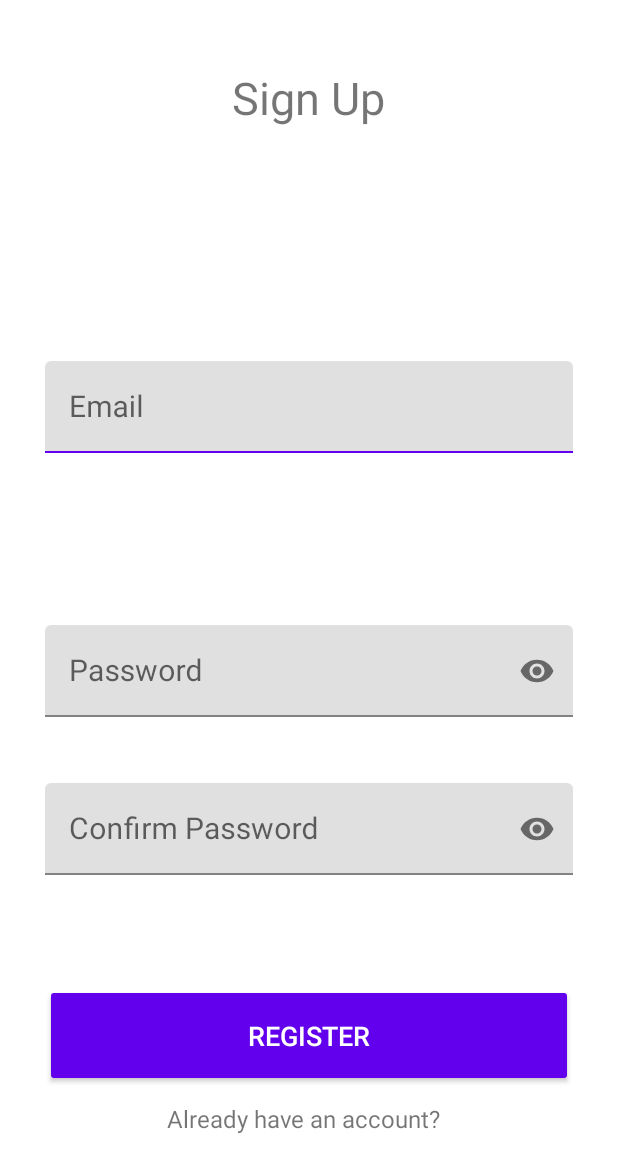
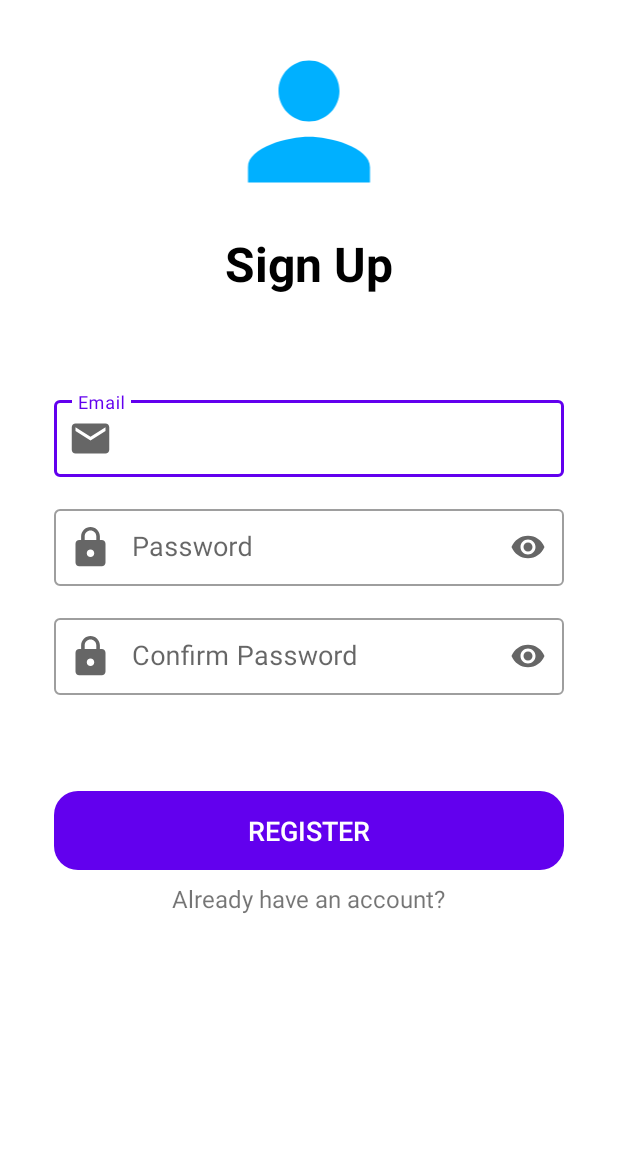
Before and after one commit to GowthamGoush/Email-App, an Android app: the screen it shows after launch (RegisterActivity), on a phone screen of 412 x 824 dp. Shown: the top 1172 px of the screen. Run offline under Robolectric (Android 15) with nearby library versions, the phone set to English and light mode, and no system bars; our stand-ins replace Firebase (no records; nobody signed in at launch, a user with empty details on screens opened directly).

Commit message:
Add UI improvements

```diff
--- a/app/src/main/java/com/example/email_app/Activities/RegisterActivity.java
+++ b/app/src/main/java/com/example/email_app/Activities/RegisterActivity.java
@@ -1,28 +1,24 @@
 package com.example.email_app.Activities;
 
-import androidx.annotation.NonNull;
 import androidx.appcompat.app.AppCompatActivity;
 
 import android.os.Bundle;
 import android.util.Patterns;
 import android.view.View;
 import android.widget.Button;
-import android.widget.EditText;
 import android.widget.ProgressBar;
 import android.widget.TextView;
 import android.widget.Toast;
 
 import com.example.email_app.R;
 import com.example.email_app.Utils.IntentHelper;
-import com.google.android.gms.tasks.OnCompleteListener;
-import com.google.android.gms.tasks.Task;
-import com.google.firebase.auth.AuthResult;
+import com.google.android.material.textfield.TextInputEditText;
 import com.google.firebase.auth.FirebaseAuth;
 import com.google.firebase.auth.FirebaseUser;
 
 public class RegisterActivity extends AppCompatActivity implements View.OnClickListener {
 
-    private EditText email_id, password, confirmPassword;
+    private TextInputEditText email_id, password, confirmPassword;
     private Button registerBtn;
     private TextView loginText;
     private ProgressBar progressBar;
@@ -37,7 +33,7 @@ public class RegisterActivity extends AppCompatActivity implements View.OnClickL
         password = findViewById(R.id.password);
         confirmPassword = findViewById(R.id.confirmPassword);
 
-        loginText = findViewById(R.id.login);
+        loginText = findViewById(R.id.loginText);
         loginText.setOnClickListener(this);
 
         registerBtn = findViewById(R.id.register);
@@ -117,7 +113,7 @@ public class RegisterActivity extends AppCompatActivity implements View.OnClickL
             case R.id.register:
                 userRegister();
                 break;
-            case R.id.login:
+            case R.id.loginText:
                 IntentHelper intentHelper = new IntentHelper(RegisterActivity.this);
                 intentHelper.GoToLogin();
                 finish();
--- a/app/src/main/res/layout/activity_register.xml
+++ b/app/src/main/res/layout/activity_register.xml
@@ -1,136 +1,138 @@
 <?xml version="1.0" encoding="utf-8"?>
-<androidx.constraintlayout.widget.ConstraintLayout xmlns:android="http://schemas.android.com/apk/res/android"
+<ScrollView xmlns:android="http://schemas.android.com/apk/res/android"
     xmlns:app="http://schemas.android.com/apk/res-auto"
     android:layout_width="match_parent"
+    android:layout_height="match_parent">
+
+    <RelativeLayout
+        android:layout_width="match_parent"
         android:layout_height="match_parent"
-    android:orientation="vertical"
-    android:padding="30dp">
+        android:paddingHorizontal="@dimen/paddingVeryLarge"
+        android:paddingVertical="@dimen/paddingSmall">
+
+        <ImageView
+            android:id="@+id/registerScreenIcon"
+            android:layout_width="match_parent"
+            android:layout_height="130dp"
+            android:src="@drawable/ic_login"
+            android:layout_gravity="center"
+            android:layout_marginTop="@dimen/marginSmall"
+            android:padding="@dimen/paddingVerySmall"/>
 
         <TextView
-        android:id="@+id/textView3"
+            android:id="@+id/registerScreenText"
             android:layout_width="wrap_content"
             android:layout_height="wrap_content"
+            android:layout_below="@id/registerScreenIcon"
+            android:layout_centerHorizontal="true"
+            android:layout_marginTop="@dimen/marginSmall"
             android:text="Sign Up"
-        android:textSize="30dp"
-        app:layout_constraintBottom_toBottomOf="parent"
-        app:layout_constraintEnd_toEndOf="parent"
-        app:layout_constraintHorizontal_bias="0.498"
-        app:layout_constraintStart_toStartOf="parent"
-        app:layout_constraintTop_toTopOf="parent"
-        app:layout_constraintVertical_bias="0.01999998" />
+            android:textStyle="bold"
+            android:textColor="@color/black"
+            android:textSize="@dimen/textVeryLarge" />
 
         <com.google.android.material.textfield.TextInputLayout
             android:id="@+id/emailTextInputLayout"
+            style="@style/Widget.MaterialComponents.TextInputLayout.OutlinedBox.Dense"
             android:layout_width="match_parent"
             android:layout_height="wrap_content"
+            android:layout_below="@id/registerScreenText"
+            android:layout_centerHorizontal="true"
+            android:layout_marginTop="@dimen/marginLarge"
             android:focusable="true"
-        android:focusableInTouchMode="true"
-        android:textColor="#388AFC"
-        app:layout_constraintBottom_toBottomOf="parent"
-        app:layout_constraintEnd_toEndOf="parent"
-        app:layout_constraintStart_toStartOf="parent"
-        app:layout_constraintTop_toTopOf="parent"
-        app:layout_constraintVertical_bias="0.30">
+            android:hint="Email"
+            android:textColor="@color/black"
+            app:endIconMode="clear_text"
+            app:startIconDrawable="@drawable/ic_email">
 
-        <EditText
+            <com.google.android.material.textfield.TextInputEditText
                 android:id="@+id/email"
                 android:layout_width="match_parent"
                 android:layout_height="wrap_content"
-            android:ems="10"
-            android:hint="Email"
-            android:inputType="text"
+                android:inputType="textEmailAddress"
                 android:textColor="@color/black"
-            android:textSize="20dp" />
+                android:textSize="@dimen/textMedium" />
         </com.google.android.material.textfield.TextInputLayout>
 
         <com.google.android.material.textfield.TextInputLayout
             android:id="@+id/passwordTextInputLayout"
+            style="@style/Widget.MaterialComponents.TextInputLayout.OutlinedBox.Dense"
             android:layout_width="match_parent"
             android:layout_height="wrap_content"
+            android:layout_below="@id/emailTextInputLayout"
+            android:layout_centerHorizontal="true"
+            android:layout_marginTop="@dimen/marginMedium"
             android:focusable="true"
-        android:focusableInTouchMode="true"
-        android:textColor="#388AFC"
-        app:layout_constraintBottom_toBottomOf="parent"
-        app:layout_constraintEnd_toEndOf="parent"
-        app:layout_constraintStart_toStartOf="parent"
-        app:layout_constraintTop_toTopOf="parent"
-        app:layout_constraintVertical_bias="0.55"
-        app:passwordToggleEnabled="true">
+            android:hint="Password"
+            android:textColor="@color/black"
+            app:endIconMode="password_toggle"
+            app:startIconDrawable="@drawable/ic_password">
 
-        <EditText
+            <com.google.android.material.textfield.TextInputEditText
                 android:id="@+id/password"
                 android:layout_width="match_parent"
                 android:layout_height="wrap_content"
-            android:ems="10"
-            android:hint="Password"
                 android:inputType="textPassword"
                 android:textColor="@color/black"
-            android:textSize="20dp" />
+                android:textSize="@dimen/textMedium" />
         </com.google.android.material.textfield.TextInputLayout>
 
         <com.google.android.material.textfield.TextInputLayout
             android:id="@+id/confirmTextInputLayout"
+            style="@style/Widget.MaterialComponents.TextInputLayout.OutlinedBox.Dense"
             android:layout_width="match_parent"
             android:layout_height="wrap_content"
+            android:layout_below="@id/passwordTextInputLayout"
+            android:layout_centerHorizontal="true"
+            android:layout_marginTop="@dimen/marginMedium"
             android:focusable="true"
-        android:focusableInTouchMode="true"
-        android:textColor="#388AFC"
-        app:layout_constraintBottom_toBottomOf="parent"
-        app:layout_constraintEnd_toEndOf="parent"
-        app:layout_constraintStart_toStartOf="parent"
-        app:layout_constraintTop_toTopOf="parent"
-        app:layout_constraintVertical_bias="0.70"
-        app:passwordToggleEnabled="true">
+            android:hint="Confirm Password"
+            android:textColor="@color/black"
+            app:endIconMode="password_toggle"
+            app:startIconDrawable="@drawable/ic_password">
 
-        <EditText
+            <com.google.android.material.textfield.TextInputEditText
                 android:id="@+id/confirmPassword"
                 android:layout_width="match_parent"
                 android:layout_height="wrap_content"
-            android:ems="10"
-            android:hint="Confirm Password"
                 android:inputType="textPassword"
                 android:textColor="@color/black"
-            android:textSize="20dp" />
+                android:textSize="@dimen/textMedium" />
         </com.google.android.material.textfield.TextInputLayout>
 
         <Button
             android:id="@+id/register"
+            style="@style/Widget.AppCompat.Button.Colored"
             android:layout_width="match_parent"
             android:layout_height="wrap_content"
-        style="@style/Widget.AppCompat.Button.Colored"
+            android:layout_below="@id/confirmTextInputLayout"
+            android:layout_centerHorizontal="true"
+            android:layout_marginTop="64dp"
+            android:focusable="false"
+            android:padding="@dimen/paddingSmall"
             android:text="Register"
             android:textColor="@color/white"
-        android:textSize="18sp"
-        android:padding="16dp"
-        app:layout_constraintBottom_toBottomOf="parent"
-        app:layout_constraintEnd_toEndOf="parent"
-        app:layout_constraintStart_toStartOf="parent"
-        app:layout_constraintTop_toTopOf="parent"
-        app:layout_constraintVertical_bias="0.90" />
+            android:textSize="@dimen/textMedium"
+            android:background="@drawable/rounded_button"/>
 
         <TextView
-        android:id="@+id/login"
+            android:id="@+id/loginText"
             android:layout_width="wrap_content"
             android:layout_height="wrap_content"
+            android:layout_below="@id/register"
+            android:layout_centerHorizontal="true"
             android:layout_gravity="center"
+            android:layout_marginTop="@dimen/marginSmall"
             android:text="Already have an account?"
-        android:textSize="16dp"
-        app:layout_constraintBottom_toBottomOf="parent"
-        app:layout_constraintEnd_toEndOf="parent"
-        app:layout_constraintHorizontal_bias="0.481"
-        app:layout_constraintStart_toStartOf="parent"
-        app:layout_constraintTop_toTopOf="parent"
-        app:layout_constraintVertical_bias="0.95" />
+            android:textSize="@dimen/textSmall" />
 
         <ProgressBar
             android:id="@+id/progressBar"
-        android:layout_width="50dp"
-        android:layout_height="50dp"
-        android:layout_gravity="center_horizontal"
-        android:visibility="gone"
-        app:layout_constraintBottom_toBottomOf="parent"
-        app:layout_constraintEnd_toEndOf="parent"
-        app:layout_constraintStart_toStartOf="parent"
-        app:layout_constraintTop_toTopOf="parent" />
+            android:layout_width="48dp"
+            android:layout_height="48dp"
+            android:layout_centerInParent="true"
+            android:visibility="gone" />
 
-</androidx.constraintlayout.widget.ConstraintLayout>
+    </RelativeLayout>
+
+</ScrollView>
```
Lines whose indentation alone changed are shown as unchanged.
